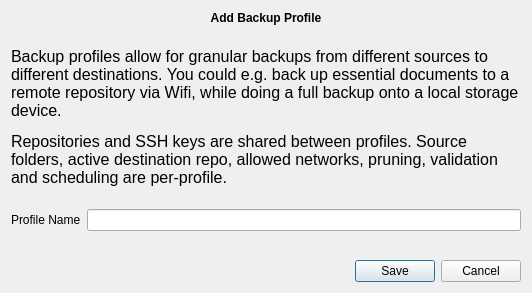
The window that ui/profileadd.ui (borgbase/vorta-go) describes before a commit, drawn with Qt 5.
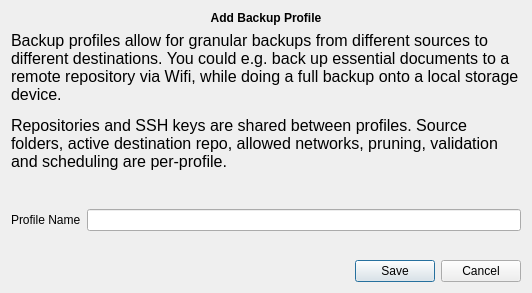
The same window after the commit.

Patch:
```diff
--- a/ui/profileadd.ui
+++ b/ui/profileadd.ui
@@ -55,6 +55,9 @@
      <property name="text">
       <string>&lt;html&gt;&lt;head/&gt;&lt;body&gt;&lt;p&gt;Backup profiles allow for granular backups from different sources to different destinations. You could e.g. back up essential documents to a remote repository via Wifi, while doing a full backup onto a local storage device.&lt;/p&gt;&lt;p&gt;Repositories and SSH keys are shared between profiles. Source folders, active destination repo, allowed networks, pruning, validation and scheduling are per-profile.&lt;/p&gt;&lt;/body&gt;&lt;/html&gt;</string>
      </property>
+     <property name="alignment">
+      <set>Qt::AlignLeading|Qt::AlignLeft|Qt::AlignTop</set>
+     </property>
      <property name="wordWrap">
       <bool>true</bool>
      </property>
```
Left out of the diff: 2 changed lines with no effect on the pictures.
